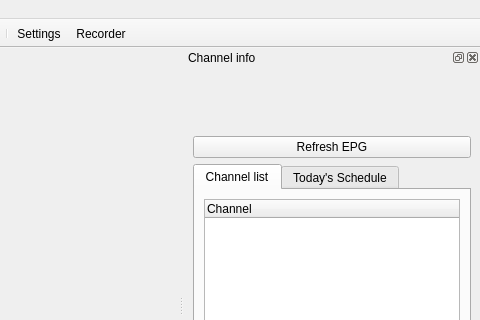
The window that ui/Tano.ui (ntadej/tano) describes before a commit, drawn with Qt 5; both pictures show x 320 to 800 and y 0 to 320 of the 800 by 600 pixel window.
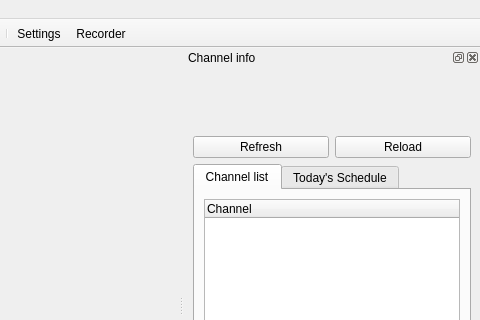
The same window after the commit. Icons and pictures are not drawn. Custom widgets are drawn as their Qt base class.

Patch:
```diff
--- a/ui/Tano.ui
+++ b/ui/Tano.ui
@@ -478,11 +478,22 @@
       </widget>
      </item>
      <item>
+      <layout class="QHBoxLayout" name="horizontalLayout" >
+       <item>
       <widget class="QPushButton" name="buttonRefresh" >
        <property name="text" >
-        <string>Refresh EPG</string>
-       </property>
-      </widget>
+          <string>Refresh</string>
+         </property>
+        </widget>
+       </item>
+       <item>
+        <widget class="QPushButton" name="buttonReload" >
+         <property name="text" >
+          <string>Reload</string>
+         </property>
+        </widget>
+       </item>
+      </layout>
      </item>
      <item>
       <widget class="QTabWidget" name="channelTabWidget" >
```
Left out of the diff: 7 changed lines with no effect on the pictures. Lines whose indentation alone changed are shown as unchanged.
